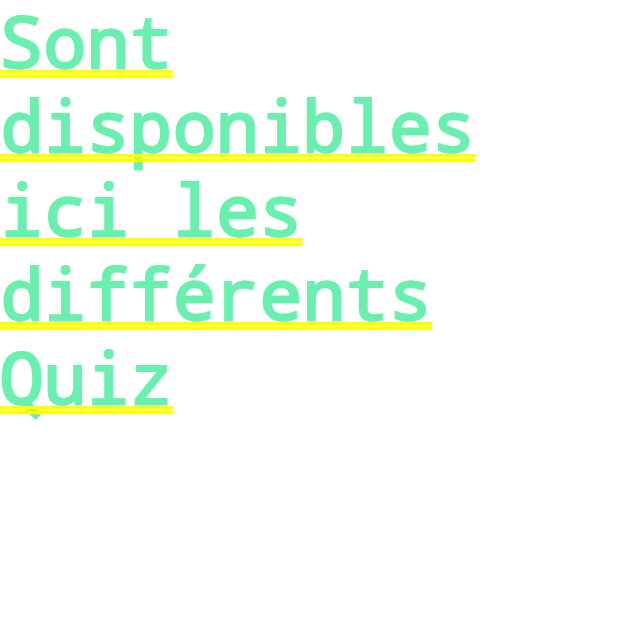
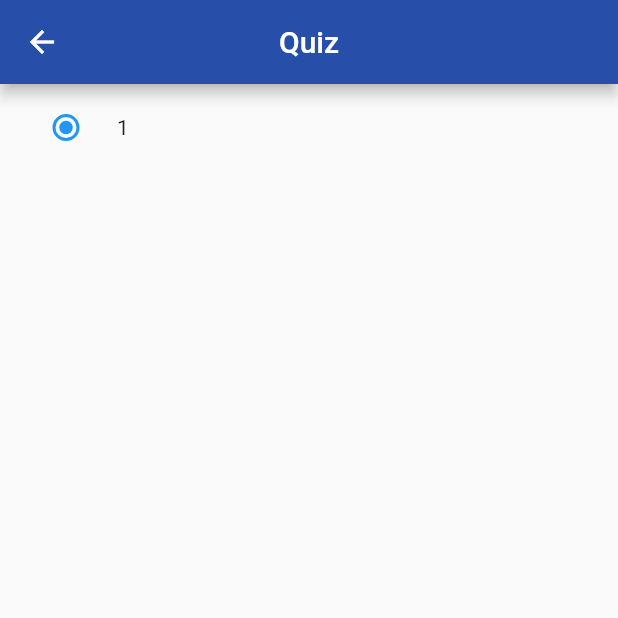
Before and after one commit to ClementQ/flutter_cube, a Flutter app: the Quiz screen opened directly, after a tap on "Civilité des citoyens de Paris", on a phone screen of 412 x 824 dp, the top half of it. Run offline on Flutter 3.47's test engine with Material 2 defaults, Android fonts, the phone set to English and light mode, and no system bars; network calls fail.

Commit message:
Add trying radio button

```diff
--- a/lib/Components/QuizList.dart
+++ b/lib/Components/QuizList.dart
@@ -38,7 +38,7 @@ class _QuizListState extends State<QuizList> {
                             Navigator.push(
                                 context,
                                 MaterialPageRoute(builder: (BuildContext context) {
-                                  return QuestionsQuiz(title: "Forum",);
+                                  return QuestionsQuiz(title: "Quiz",);
                                 })
                             );
                           },
@@ -68,7 +68,7 @@ class _QuizListState extends State<QuizList> {
                             Navigator.push(
                                 context,
                                 MaterialPageRoute(builder: (BuildContext context) {
-                                  return QuestionsQuiz(title: "Forum",);
+                                  return QuestionsQuiz(title: "Quiz",);
                               })
                             );
                           },
--- /dev/null
+++ b/lib/Components/RadioButton.dart
@@ -0,0 +1,41 @@
+import 'package:flutter/material.dart';
+
+enum listValues { lafayette, jefferson , Shrek}
+class RadioButton extends StatefulWidget {
+  RadioButton({Key key, this.tabValues, this.correctVal}) : super(key: key);
+  final List<String> tabValues;
+  final num correctVal;
+
+
+  @override
+  _RadioButtonState createState() => _RadioButtonState();
+}
+
+
+
+class _RadioButtonState extends State<RadioButton> {
+  int _value = 1;
+  @override
+  Widget build(BuildContext context) {
+
+    for (int i = 0 ; i <= widget.tabValues.length; i++){
+      print(widget.tabValues[i]);
+      return
+        Row(
+          children: [
+              Radio(
+                value: 1,
+                groupValue: _value,
+                onChanged: (value){
+                    setState(() {
+                      _value = value;
+                    });
+                  },
+              ),
+              SizedBox(width: 10.0,),
+              Text("1"),
+          ],
+        );
+      }
+    }
+}
--- a/lib/Models/GetApi.dart
+++ b/lib/Models/GetApi.dart
@@ -1,3 +1,4 @@
+
 import 'dart:convert';
 import 'package:http/http.dart' as http;
 
@@ -8,7 +9,7 @@ class GetApi{
 
   Future<Map<String,dynamic>> getArticle() async{
     http.Response response;
-    String completeUrl = Url + "/movie/popular?api_key=" + Key + "&language="+Lang;
+    Uri completeUrl = Uri.parse(Url + "/movie/popular?api_key=" + Key + "&language="+Lang);
     print(completeUrl);
 
     response = await http.get(completeUrl);
--- a/lib/Pages/QuestionsQuiz.dart
+++ b/lib/Pages/QuestionsQuiz.dart
@@ -1,5 +1,7 @@
 import 'package:flutter/material.dart';
+import 'package:flutter_cube/Components/CardQuestions.dart';
 import 'package:flutter_cube/Components/QuizList.dart';
+import 'package:flutter_cube/Components/RadioButton.dart';
 
 class QuestionsQuiz extends StatefulWidget {
   QuestionsQuiz({Key key, this.title}) : super(key: key);
@@ -9,32 +11,30 @@ class QuestionsQuiz extends StatefulWidget {
   _QuestionsQuizState createState() => _QuestionsQuizState();
 }
 
+
+enum SingingCharacter { lafayette, jefferson , Shrek}
+
 class _QuestionsQuizState extends State<QuestionsQuiz> {
+
+  SingingCharacter _character = SingingCharacter.lafayette;
+
 
   @override
   Widget build(BuildContext context) {
 
-      return SingleChildScrollView(
-        child: Column(
-          children: [
-            Center(
-              child: Row(
-                children: [
-                  Expanded(
-                    child: Container(
-                        child: Center(
-                          child:
-                          Text("Sont disponibles ici les différents Quiz",
-                            style: TextStyle(color: Colors.greenAccent,
-                                fontWeight: FontWeight.bold),),
-                        )
-                    ),
-                  ),
-                ],
-              ),
-            ),
-          ],
+    return Scaffold(
+        appBar: AppBar(
+        title: Text(widget.title),
+    backgroundColor: Color.fromARGB(255, 39, 78, 168),
+    centerTitle: true,
+
+    ),
+    body: SingleChildScrollView(
+        child: Container(
+          margin: EdgeInsets.only(top: 5, bottom: 5, right: 20, left: 20),
+          child: RadioButton(tabValues: ["1","2","3"],),
         ),
-      );
+      ),
+    );
   }
 }
--- a/lib/Pages/Quiz.dart
+++ b/lib/Pages/Quiz.dart
@@ -29,7 +29,6 @@ class _Quiz_State extends State<Quiz> {
                 children: [
                   Expanded(
                     child: Container(
-
                         padding: EdgeInsets.only(top: 20, bottom: 20),
                         decoration: BoxDecoration(
                             image: DecorationImage(
--- a/lib/Pages/home_page.dart
+++ b/lib/Pages/home_page.dart
@@ -46,7 +46,6 @@ class _home_page_State extends State<home_page> {
         backgroundColor: Color.fromARGB(255, 39, 78, 168),
         title: Text(widget.title),
         centerTitle: true,
-
       ),
 
       body:
@@ -54,13 +53,8 @@ class _home_page_State extends State<home_page> {
         child:
           Body(),
       ),
-
       drawer: Drawer(
-        // Add a ListView to the drawer. This ensures the user can scroll
-        // through the options in the drawer if there isn't enough vertical
-        // space to fit everything.
         child: ListView(
-          // Important: Remove any padding from the ListView.
           padding: EdgeInsets.zero,
           children: <Widget>[
             DrawerHeader(
--- a/pubspec.yaml
+++ b/pubspec.yaml
@@ -28,11 +28,11 @@ dependencies:
   # The following adds the Cupertino Icons font to your application.
   # Use with the CupertinoIcons class for iOS style icons.
   cupertino_icons: ^1.0.0
+  http: ^0.13.3
 
 dev_dependencies:
   flutter_test:
     sdk: flutter
-  http: ^0.12.2
   flutter_launcher_icons: ^0.8.1
 
 
```
Also changed, not shown: lib/Components/CardQuestions.dart (added, +58 -0 lines), pubspec.lock.
